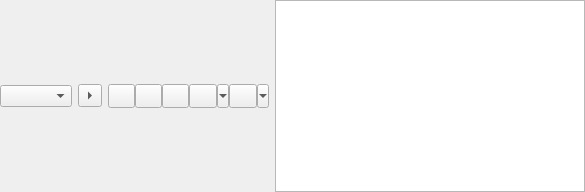
quassel/quassel, file src/qtui/ui/inputwidget.ui: the form before one commit.
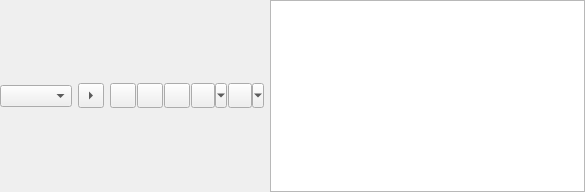
The form after the commit. Custom widgets are drawn as their Qt base class.

Commit message: fixed layout and escape quotes

```diff
--- a/src/qtui/ui/inputwidget.ui
+++ b/src/qtui/ui/inputwidget.ui
@@ -26,6 +26,9 @@
    <string>Form</string>
   </property>
   <layout class="QHBoxLayout" name="horizontalLayout">
+   <property name="spacing">
+    <number>-1</number>
+   </property>
    <property name="margin">
     <number>0</number>
    </property>
@@ -38,11 +41,17 @@
    </item>
    <item>
     <widget class="QToolButton" name="showStyleButton">
-     <property name="sizePolicy">
-      <sizepolicy hsizetype="Fixed" vsizetype="Fixed">
-       <horstretch>0</horstretch>
-       <verstretch>0</verstretch>
-      </sizepolicy>
+     <property name="minimumSize">
+      <size>
+       <width>26</width>
+       <height>25</height>
+      </size>
+     </property>
+     <property name="maximumSize">
+      <size>
+       <width>26</width>
+       <height>25</height>
+      </size>
      </property>
      <property name="text">
       <string/>
@@ -57,64 +66,61 @@
    </item>
    <item>
     <widget class="QFrame" name="styleFrame">
-     <property name="sizePolicy">
-      <sizepolicy hsizetype="Preferred" vsizetype="Fixed">
-       <horstretch>0</horstretch>
-       <verstretch>0</verstretch>
-      </sizepolicy>
-     </property>
-     <property name="minimumSize">
-      <size>
-       <width>161</width>
-       <height>24</height>
-      </size>
-     </property>
-     <property name="lineWidth">
+     <layout class="QHBoxLayout" name="styleHorizontalLayout">
+      <property name="spacing">
+       <number>1</number>
+      </property>
+      <property name="margin">
       <number>0</number>
      </property>
-     <widget class="QToolButton" name="textcolorButton">
-      <property name="geometry">
-       <rect>
-        <x>81</x>
-        <y>0</y>
-        <width>40</width>
-        <height>24</height>
-       </rect>
-      </property>
-      <property name="sizePolicy">
-       <sizepolicy hsizetype="Fixed" vsizetype="Fixed">
-        <horstretch>0</horstretch>
-        <verstretch>0</verstretch>
-       </sizepolicy>
-      </property>
-      <property name="text">
-       <string/>
-      </property>
-      <property name="popupMode">
-       <enum>QToolButton::MenuButtonPopup</enum>
-      </property>
-      <property name="arrowType">
-       <enum>Qt::NoArrow</enum>
-      </property>
-     </widget>
+      <item>
      <widget class="QToolButton" name="boldButton">
       <property name="enabled">
        <bool>true</bool>
       </property>
-      <property name="geometry">
-       <rect>
-        <x>0</x>
-        <y>0</y>
-        <width>27</width>
-        <height>24</height>
-       </rect>
-      </property>
+        <property name="sizePolicy">
+         <sizepolicy hsizetype="Fixed" vsizetype="Fixed">
+          <horstretch>0</horstretch>
+          <verstretch>0</verstretch>
+         </sizepolicy>
+        </property>
+        <property name="minimumSize">
+         <size>
+          <width>26</width>
+          <height>25</height>
+         </size>
+        </property>
+        <property name="text">
+         <string/>
+        </property>
+        <property name="iconSize">
+         <size>
+          <width>16</width>
+          <height>16</height>
+         </size>
+        </property>
+        <property name="checkable">
+         <bool>true</bool>
+        </property>
+       </widget>
+      </item>
+      <item>
+       <widget class="QToolButton" name="italicButton">
+        <property name="enabled">
+         <bool>true</bool>
+        </property>
       <property name="sizePolicy">
        <sizepolicy hsizetype="Fixed" vsizetype="Fixed">
         <horstretch>0</horstretch>
         <verstretch>0</verstretch>
        </sizepolicy>
       </property>
+        <property name="minimumSize">
+         <size>
+          <width>26</width>
+          <height>25</height>
+         </size>
+        </property>
       <property name="text">
        <string/>
       </property>
@@ -131,24 +137,24 @@
        <bool>false</bool>
       </property>
      </widget>
+      </item>
+      <item>
      <widget class="QToolButton" name="underlineButton">
       <property name="enabled">
        <bool>true</bool>
       </property>
-      <property name="geometry">
-       <rect>
-        <x>54</x>
-        <y>0</y>
-        <width>27</width>
-        <height>24</height>
-       </rect>
-      </property>
       <property name="sizePolicy">
        <sizepolicy hsizetype="Fixed" vsizetype="Fixed">
         <horstretch>0</horstretch>
         <verstretch>0</verstretch>
        </sizepolicy>
       </property>
+        <property name="minimumSize">
+         <size>
+          <width>26</width>
+          <height>25</height>
+         </size>
+        </property>
       <property name="text">
        <string/>
       </property>
@@ -165,62 +171,52 @@
        <bool>false</bool>
       </property>
      </widget>
+      </item>
+      <item>
+       <widget class="QToolButton" name="textcolorButton">
+        <property name="sizePolicy">
+         <sizepolicy hsizetype="Fixed" vsizetype="Fixed">
+          <horstretch>0</horstretch>
+          <verstretch>0</verstretch>
+         </sizepolicy>
+        </property>
+        <property name="maximumSize">
+         <size>
+          <width>37</width>
+          <height>25</height>
+         </size>
+        </property>
+        <property name="text">
+         <string/>
+        </property>
+        <property name="popupMode">
+         <enum>QToolButton::MenuButtonPopup</enum>
+        </property>
+       </widget>
+      </item>
+      <item>
      <widget class="QToolButton" name="highlightcolorButton">
-      <property name="geometry">
-       <rect>
-        <x>121</x>
-        <y>0</y>
-        <width>40</width>
-        <height>24</height>
-       </rect>
-      </property>
       <property name="sizePolicy">
        <sizepolicy hsizetype="Fixed" vsizetype="Fixed">
         <horstretch>0</horstretch>
         <verstretch>0</verstretch>
        </sizepolicy>
       </property>
-      <property name="text">
-       <string/>
-      </property>
-      <property name="popupMode">
-       <enum>QToolButton::MenuButtonPopup</enum>
-      </property>
-     </widget>
-     <widget class="QToolButton" name="italicButton">
-      <property name="enabled">
-       <bool>true</bool>
-      </property>
-      <property name="geometry">
-       <rect>
-        <x>27</x>
-        <y>0</y>
-        <width>27</width>
-        <height>24</height>
-       </rect>
-      </property>
-      <property name="sizePolicy">
-       <sizepolicy hsizetype="Fixed" vsizetype="Fixed">
-        <horstretch>0</horstretch>
-        <verstretch>0</verstretch>
-       </sizepolicy>
-      </property>
-      <property name="text">
-       <string/>
-      </property>
-      <property name="iconSize">
+        <property name="maximumSize">
        <size>
-        <width>16</width>
-        <height>16</height>
-       </size>
-      </property>
-      <property name="checkable">
-       <bool>true</bool>
-      </property>
-      <property name="checked">
-       <bool>false</bool>
-      </property>
-     </widget>
+          <width>37</width>
+          <height>25</height>
+         </size>
+        </property>
+        <property name="text">
+         <string/>
+        </property>
+        <property name="popupMode">
+         <enum>QToolButton::MenuButtonPopup</enum>
+        </property>
+       </widget>
+      </item>
+     </layout>
     </widget>
    </item>
    <item>
```
Lines whose indentation alone changed are shown as unchanged. The commit also changes 1 other file.
